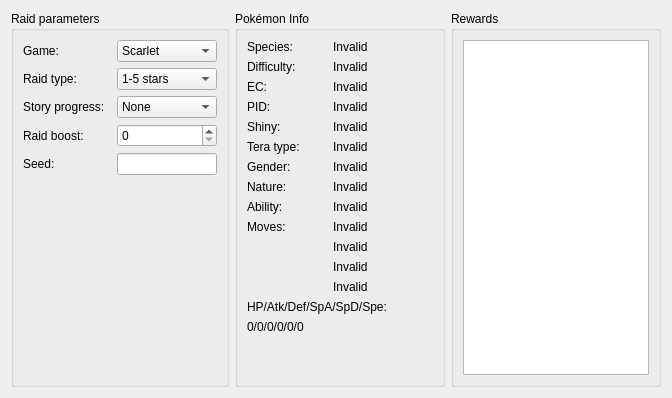
Above: RaidCalc/SeedViewerDialog.ui from MewTracker/sv-research before the change. Below: the same form after it.
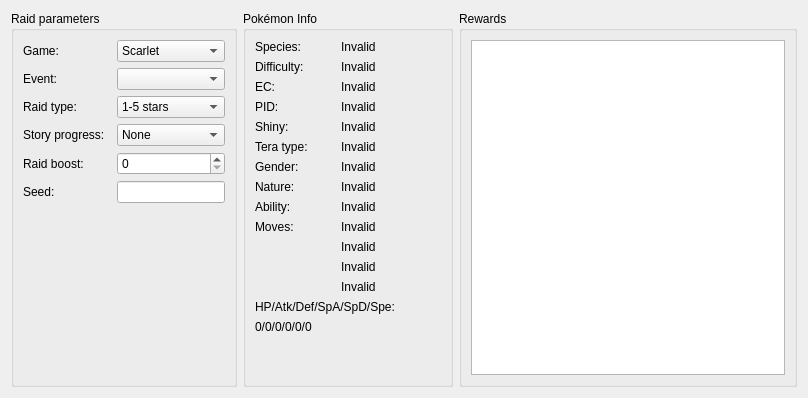
That is the form after the change.

Commit message: Added support for event raids

```diff
--- a/RaidCalc/SeedViewerDialog.ui
+++ b/RaidCalc/SeedViewerDialog.ui
@@ -6,7 +6,7 @@
    <rect>
     <x>0</x>
     <y>0</y>
-    <width>672</width>
+    <width>808</width>
     <height>398</height>
    </rect>
   </property>
@@ -17,24 +17,72 @@
    <item>
     <widget class="QGroupBox" name="paramsGroup">
      <property name="sizePolicy">
-      <sizepolicy hsizetype="Preferred" vsizetype="Preferred">
+      <sizepolicy hsizetype="Fixed" vsizetype="Preferred">
        <horstretch>0</horstretch>
        <verstretch>0</verstretch>
       </sizepolicy>
      </property>
+     <property name="maximumSize">
+      <size>
+       <width>400</width>
+       <height>16777215</height>
+      </size>
+     </property>
      <property name="title">
       <string>Raid parameters</string>
      </property>
      <layout class="QGridLayout" name="gridLayout">
-      <item row="2" column="0">
-       <widget class="QLabel" name="labelStory">
+      <item row="2" column="0" colspan="2">
+       <widget class="QLabel" name="labelRaidType">
+        <property name="text">
+         <string>Raid type:</string>
+        </property>
+       </widget>
+      </item>
+      <item row="3" column="0">
+       <widget class="QLabel" name="labelStage">
         <property name="text">
          <string>Story progress:</string>
         </property>
        </widget>
       </item>
       <item row="2" column="2">
-       <widget class="QComboBox" name="comboBoxStory">
+       <widget class="QComboBox" name="comboBoxRaidType">
+        <item>
+         <property name="text">
+          <string>1-5 stars</string>
+         </property>
+        </item>
+        <item>
+         <property name="text">
+          <string>6-7 stars</string>
+         </property>
+        </item>
+       </widget>
+      </item>
+      <item row="4" column="2">
+       <widget class="QSpinBox" name="spinBoxRaidBoost">
+        <property name="maximum">
+         <number>3</number>
+        </property>
+       </widget>
+      </item>
+      <item row="0" column="0" colspan="2">
+       <widget class="QLabel" name="labelGame">
+        <property name="text">
+         <string>Game:</string>
+        </property>
+       </widget>
+      </item>
+      <item row="5" column="0">
+       <widget class="QLabel" name="labelSeed">
+        <property name="text">
+         <string>Seed:</string>
+        </property>
+       </widget>
+      </item>
+      <item row="3" column="2">
+       <widget class="QComboBox" name="comboBoxStage">
         <item>
          <property name="text">
           <string>None</string>
@@ -62,68 +110,14 @@
         </item>
        </widget>
       </item>
-      <item row="4" column="2">
-       <widget class="QLineEdit" name="editSeed">
-        <property name="sizePolicy">
-         <sizepolicy hsizetype="Fixed" vsizetype="Fixed">
-          <horstretch>0</horstretch>
-          <verstretch>0</verstretch>
-         </sizepolicy>
-        </property>
-        <property name="minimumSize">
-         <size>
-          <width>0</width>
-          <height>0</height>
-         </size>
-        </property>
-        <property name="maximumSize">
-         <size>
-          <width>100</width>
-          <height>16777215</height>
-         </size>
-        </property>
-        <property name="baseSize">
-         <size>
-          <width>0</width>
-          <height>0</height>
-         </size>
-        </property>
-       </widget>
-      </item>
-      <item row="1" column="2">
-       <widget class="QComboBox" name="comboBoxRaidType">
-        <property name="sizePolicy">
-         <sizepolicy hsizetype="Fixed" vsizetype="Fixed">
-          <horstretch>0</horstretch>
-          <verstretch>0</verstretch>
-         </sizepolicy>
-        </property>
-        <property name="maximumSize">
-         <size>
-          <width>100</width>
-          <height>16777215</height>
-         </size>
-        </property>
-        <item>
-         <property name="text">
-          <string>1-5 stars</string>
-         </property>
-        </item>
-        <item>
-         <property name="text">
-          <string>6 stars</string>
-         </property>
-        </item>
-       </widget>
-      </item>
-      <item row="1" column="0" colspan="2">
-       <widget class="QLabel" name="labelRaidType">
+      <item row="4" column="0">
+       <widget class="QLabel" name="labelRaidBoost">
         <property name="text">
-         <string>Raid type:</string>
+         <string>Raid boost:</string>
         </property>
        </widget>
       </item>
-      <item row="5" column="2">
+      <item row="6" column="2">
        <spacer name="verticalSpacer">
         <property name="orientation">
          <enum>Qt::Vertical</enum>
@@ -136,34 +130,18 @@
         </property>
        </spacer>
       </item>
-      <item row="0" column="0" colspan="2">
-       <widget class="QLabel" name="labelGame">
-        <property name="text">
-         <string>Game:</string>
-        </property>
-       </widget>
-      </item>
-      <item row="4" column="0">
-       <widget class="QLabel" name="labelSeed">
-        <property name="text">
-         <string>Seed:</string>
+      <item row="5" column="2">
+       <widget class="QLineEdit" name="editSeed">
+        <property name="baseSize">
+         <size>
+          <width>0</width>
+          <height>0</height>
+         </size>
         </property>
        </widget>
       </item>
       <item row="0" column="2">
        <widget class="QComboBox" name="comboBoxGame">
-        <property name="sizePolicy">
-         <sizepolicy hsizetype="Fixed" vsizetype="Fixed">
-          <horstretch>0</horstretch>
-          <verstretch>0</verstretch>
-         </sizepolicy>
-        </property>
-        <property name="maximumSize">
-         <size>
-          <width>100</width>
-          <height>16777215</height>
-         </size>
-        </property>
         <item>
          <property name="text">
           <string>Scarlet</string>
@@ -176,19 +154,15 @@
         </item>
        </widget>
       </item>
-      <item row="3" column="0">
-       <widget class="QLabel" name="labelRaidBoost">
+      <item row="1" column="0">
+       <widget class="QLabel" name="labelEvent">
         <property name="text">
-         <string>Raid boost:</string>
+         <string>Event:</string>
         </property>
        </widget>
       </item>
-      <item row="3" column="2">
-       <widget class="QSpinBox" name="spinBoxRaidBoost">
-        <property name="maximum">
-         <number>3</number>
-        </property>
-       </widget>
+      <item row="1" column="2">
+       <widget class="QComboBox" name="comboBoxEvent"/>
       </item>
      </layout>
     </widget>
```
The commit also changes 51 other files.
